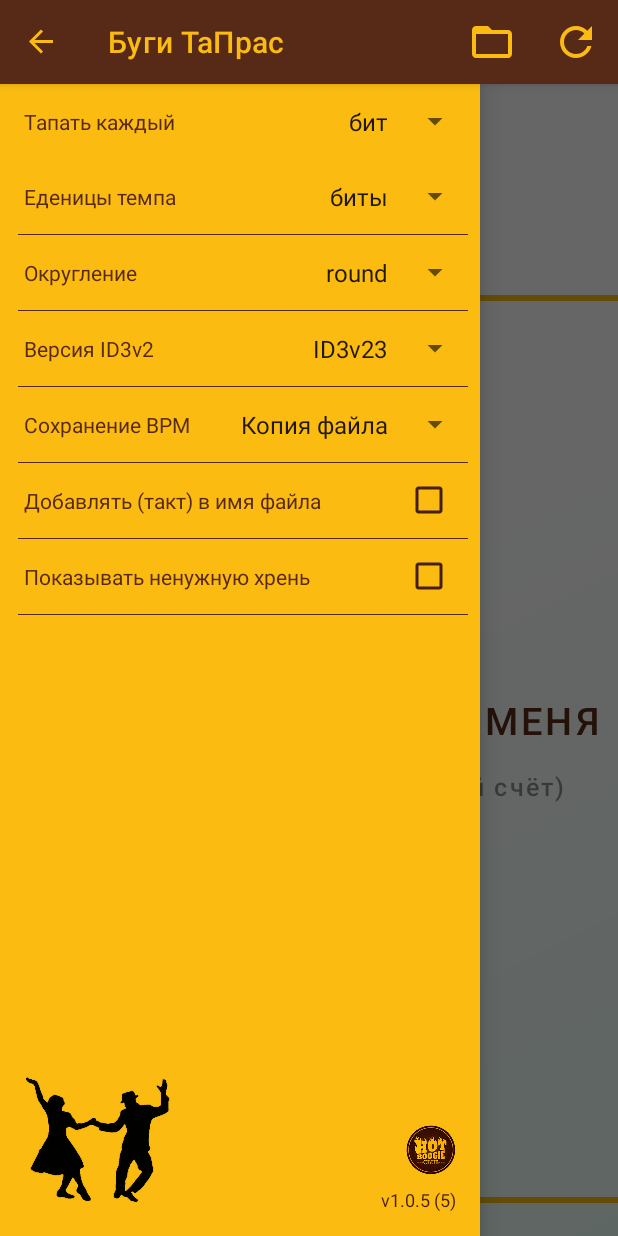
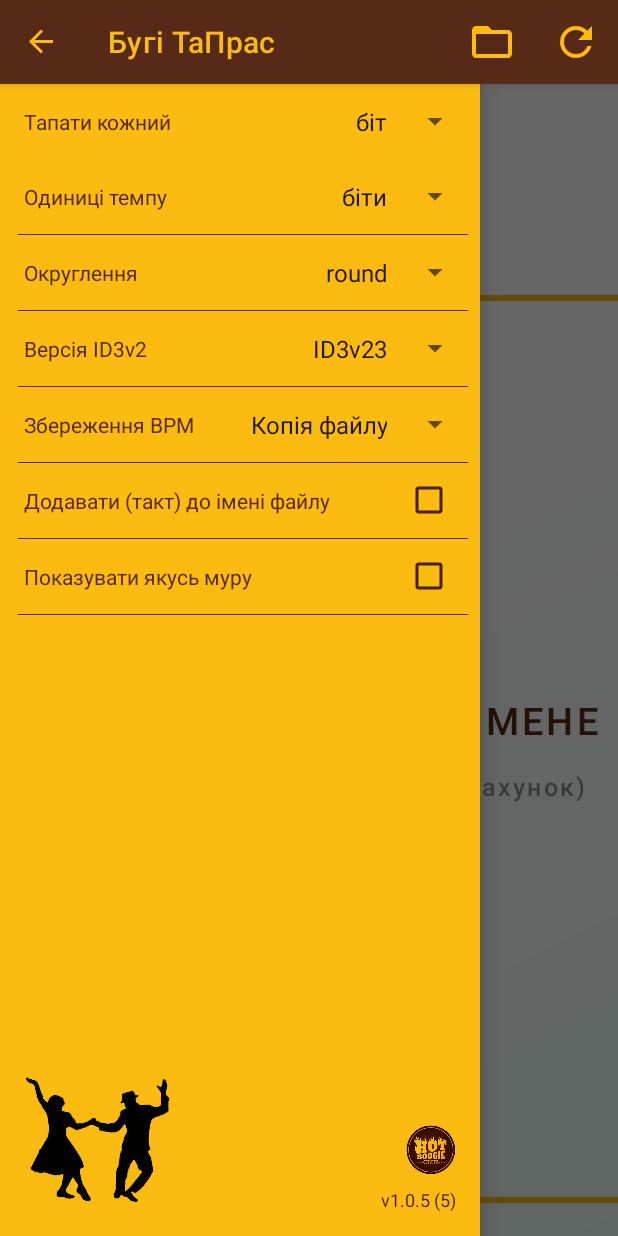
Before and after one commit to alexmirash/BoogieTapper, an Android app: the screen it shows after launch (MainActivity), with the side drawer open, on a phone screen of 412 x 824 dp. Run offline under Robolectric (Android 15) with nearby library versions, the phone set to English and light mode, and no system bars; libraries missing offline, so code that uses them is left out: com.developer.filepicker, com.mpatric.mp3agic; 4 statements that could not run were skipped.

Commit message:
update build configuration 2 make project buildable

```diff
--- a/app/build.gradle
+++ b/app/build.gradle
@@ -24,11 +24,11 @@ android {
             minifyEnabled true
             proguardFiles getDefaultProguardFile('proguard-android.txt'), 'proguard-rules.pro'
             signingConfig signingConfigs.release
-            resValue "string", "app_name", "Буги ТаПрас"
+            resValue "string", "app_name", "Бугі ТаПрас"
         }
         debug {
             applicationIdSuffix ".debug"
-            resValue "string", "app_name", "Буги ТаПрас \n(debug)"
+            resValue "string", "app_name", "Бугі ТаПрас \n(debug)"
         }
     }
 
@@ -42,7 +42,7 @@ android {
 dependencies {
     implementation fileTree(include: ['*.jar'], dir: 'libs')
     implementation 'androidx.appcompat:appcompat:1.6.1'
-    implementation 'com.google.android.material:material:1.8.0'
-    implementation 'com.github.TutorialsAndroid:FilePicker:v6.0.19'
+    implementation 'com.google.android.material:material:1.9.0'
+    implementation 'com.github.TutorialsAndroid:FilePicker:v8.0.19'
     implementation 'com.mpatric:mp3agic:0.9.1'
 }
--- a/app/src/main/java/com/alex/mirash/boogietapcounter/MainActivity.java
+++ b/app/src/main/java/com/alex/mirash/boogietapcounter/MainActivity.java
@@ -236,6 +236,7 @@ public class MainActivity extends BasePermissionsActivity implements EventsListe
         bpmSaveButton.setVisibility(View.VISIBLE);
     }
 
+    //this functionality won't work on Android 13+, work with Files like that is not available anymore
     private void showFilePicker() {
         String lastPath = PreferencesManager.getLastFilePath();
         DialogProperties properties = new DialogProperties();
--- a/app/src/main/res/values/strings.xml
+++ b/app/src/main/res/values/strings.xml
@@ -1,24 +1,24 @@
 <resources>
     <string name="navigation_drawer_open">Open navigation drawer</string>
     <string name="navigation_drawer_close">Close navigation drawer</string>
-    <string name="settings_tap_mode_label">Тапать каждый</string>
-    <string name="select_file_title">Выбери папку или файл</string>
+    <string name="settings_tap_mode_label">Тапати кожний</string>
+    <string name="select_file_title">Обрати теку чи файл</string>
     <string-array name="tap_modes">
-        <item>бит</item>
-        <item>2й счёт</item>
-        <item>4й счёт</item>
-        <item>8й счёт</item>
+        <item>біт</item>
+        <item>2й рахунок</item>
+        <item>4й рахунок</item>
+        <item>8й рахунок</item>
     </string-array>
-    <string name="settings_unit_label">Еденицы темпа</string>
+    <string name="settings_unit_label">Одиниці темпу</string>
     <string-array name="temp_units">
-        <item>биты</item>
-        <item>такты (4 бита)</item>
+        <item>біти</item>
+        <item>такти (4 біти)</item>
     </string-array>
-    <string name="settings_round_mode_label">Округление</string>
-    <string name="settings_id3v2v_label">Версия ID3v2</string>
-    <string name="settings_bpm_filename_label">Добавлять (такт) в имя файла</string>
-    <string name="settings_show_output_details_label">Показывать ненужную хрень</string>
-    <string name="settings_save_option_label">Сохранение BPM</string>
+    <string name="settings_round_mode_label">Округлення</string>
+    <string name="settings_id3v2v_label">Версія ID3v2</string>
+    <string name="settings_bpm_filename_label">Додавати (такт) до імені файлу</string>
+    <string name="settings_show_output_details_label">Показувати якусь муру</string>
+    <string name="settings_save_option_label">Збереження BPM</string>
     <string-array name="round_modes">
         <item>round</item>
         <item>ceil</item>
@@ -29,20 +29,20 @@
         <item>ID3v24</item>
     </string-array>
     <string-array name="save_options">
-        <item>Копия файла</item>
-        <item>Тот же файл</item>
+        <item>Копія файлу</item>
+        <item>Той же файл</item>
     </string-array>
-    <string name="output_bpm_label">Биты:</string>
-    <string name="output_tact_label">Такты:</string>
-    <string name="output_beat_interval_label">Интервал (биты), сек:</string>
-    <string name="output_tact_interval_label">Интервал (такты), сек:</string>
-    <string name="tap_button_label_main">ТАПНИ МЕНЯ</string>
-    <string name="tap_button_label_bottom_beat">(каждый счёт)</string>
-    <string name="tap_button_label_bottom_second_beat">(каждый 2й счёт)</string>
-    <string name="tap_button_label_bottom_four_beat">(каждый 4й счёт)</string>
-    <string name="tap_button_label_bottom_eight_beat">(каждую восьмёрку)</string>
+    <string name="output_bpm_label">Біти:</string>
+    <string name="output_tact_label">Такти:</string>
+    <string name="output_beat_interval_label">Інтервал (біты), сек:</string>
+    <string name="output_tact_interval_label">Інтервал (такти), сек:</string>
+    <string name="tap_button_label_main">ТАПНИ МЕНЕ</string>
+    <string name="tap_button_label_bottom_beat">(кожний рахунок)</string>
+    <string name="tap_button_label_bottom_second_beat">(кожний 2й рахунок)</string>
+    <string name="tap_button_label_bottom_four_beat">(кожний 4й рахунок)</string>
+    <string name="tap_button_label_bottom_eight_beat">(кожну вісімку)</string>
     <string name="empty_measurement_started_value">--</string>
     <string name="empty_value">\u0020</string>
-    <string name="save_success_message">Сохранено успешно в:\n%s</string>
+    <string name="save_success_message">Збережено до:\n%s</string>
 
 </resources>
--- a/build.gradle
+++ b/build.gradle
@@ -6,7 +6,7 @@ buildscript {
         google()
     }
     dependencies {
-        classpath 'com.android.tools.build:gradle:7.4.2'
+        classpath 'com.android.tools.build:gradle:8.0.1'
     }
 }
 
@@ -15,6 +15,7 @@ allprojects {
         mavenCentral()
         google()
         maven { url 'https://jitpack.io' }
+        maven { url "https://oss.sonatype.org/content/repositories/snapshots" }
     }
 }
 
--- a/gradle.properties
+++ b/gradle.properties
@@ -9,7 +9,10 @@
 
 # Specifies the JVM arguments used for the daemon process.
 # The setting is particularly useful for tweaking memory settings.
+android.defaults.buildfeatures.buildconfig=true
 android.enableJetifier=true
+android.nonFinalResIds=false
+android.nonTransitiveRClass=false
 android.useAndroidX=true
 org.gradle.jvmargs=-Xmx1536m
 
```
Also changed, not shown: gradle/wrapper/gradle-wrapper.properties.
